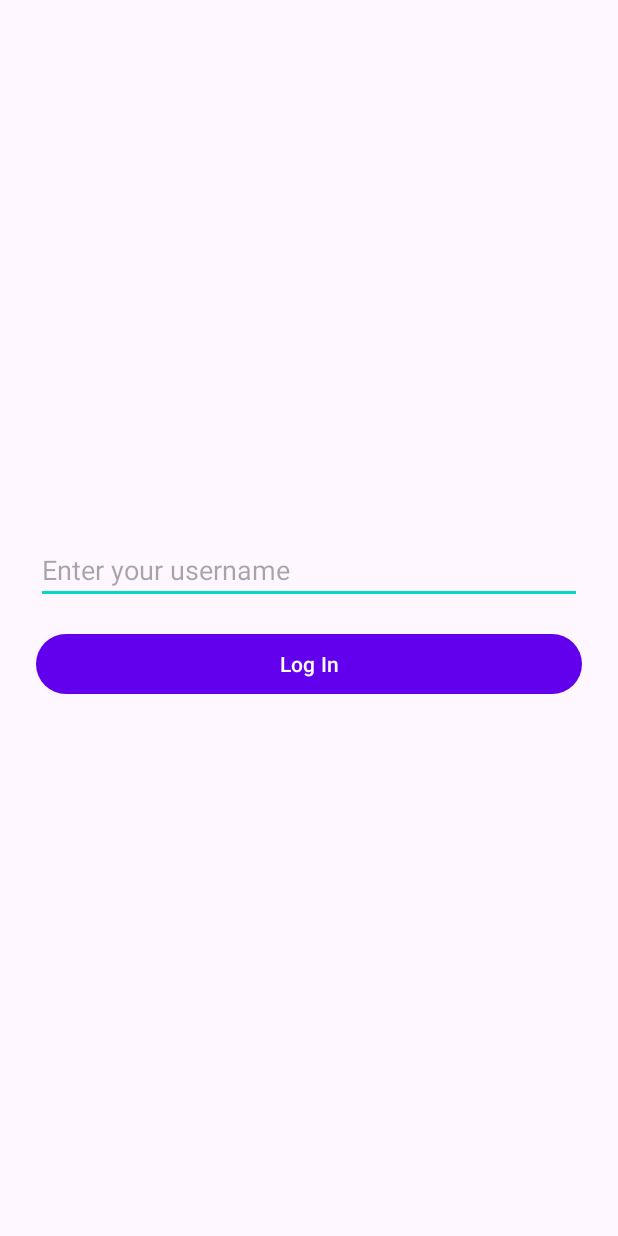
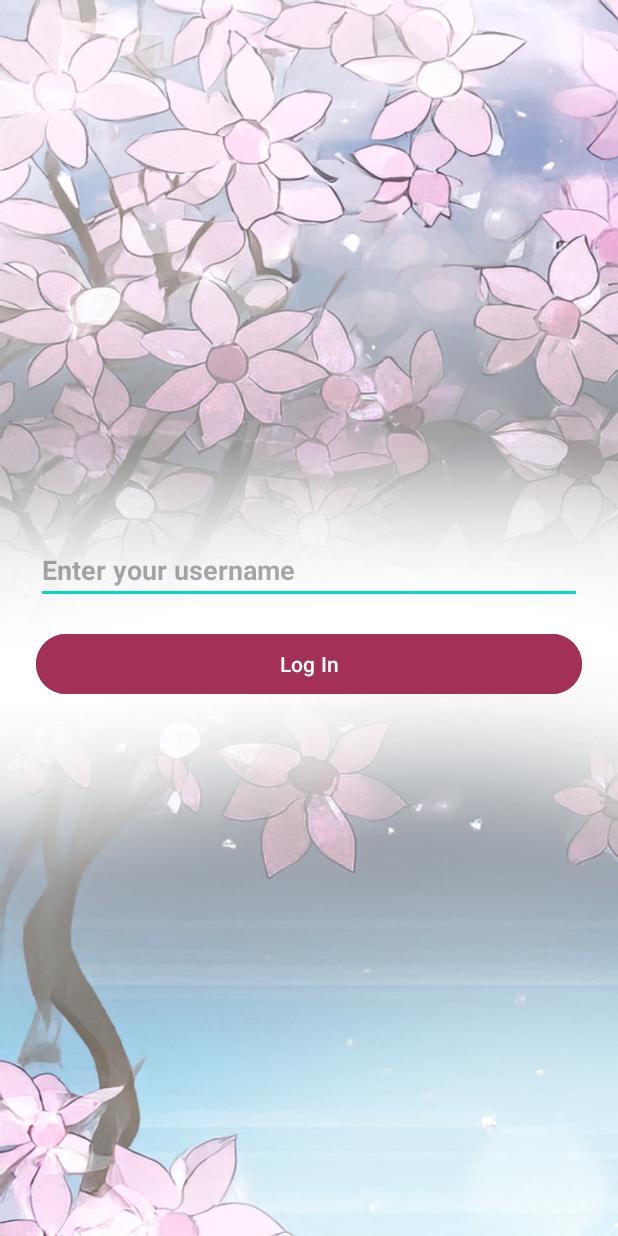
Before and after one commit to leon-tanguay/Training_ARC, an Android app: the screen it shows after launch (LoginActivity), on a phone screen of 412 x 824 dp. Run offline under Robolectric (Android 15) with nearby library versions, the phone set to English and light mode, and no system bars.

Commit message:
pretty tree

```diff
--- a/app/src/main/res/layout/activity_login.xml
+++ b/app/src/main/res/layout/activity_login.xml
@@ -4,7 +4,8 @@
     android:gravity="center"
     android:padding="24dp"
     android:layout_width="match_parent"
-    android:layout_height="match_parent">
+    android:layout_height="match_parent"
+    android:background="@drawable/homescreen">
 
     <EditText
         android:id="@+id/usernameInput"
@@ -13,13 +14,15 @@
         android:hint="Enter your username"
         android:imeOptions="actionDone"
         android:inputType="text"
-        android:singleLine="true" />
+        android:textColor="#222222"
+        android:textStyle="bold" />
 
     <Button
         android:id="@+id/loginButton"
         android:layout_width="match_parent"
         android:layout_height="wrap_content"
         android:text="Log In"
-        android:layout_marginTop="16dp" />
+        android:layout_marginTop="16dp"
+        android:backgroundTint="@color/sakura_pink" /> <!-- Set the button color to Sakura Pink -->
 
 </LinearLayout>
--- a/app/src/main/res/values/colors.xml
+++ b/app/src/main/res/values/colors.xml
@@ -14,6 +14,6 @@
     <color name="timer_warning_red">#F44336</color>
     <color name="timer_dark_red">#B71C1C</color>
     <color name="holo_red_dark">#D32F2F</color>
-
+    <color name="sakura_pink">#A23057</color> <!-- Sakura Pink Color -->
     <color name="badge_background_color">#66FFFFFF</color> <!-- 66 = ~40% alpha -->
 </resources>
```
Also changed, not shown: app/src/main/res/drawable/homescreen.png (added).
